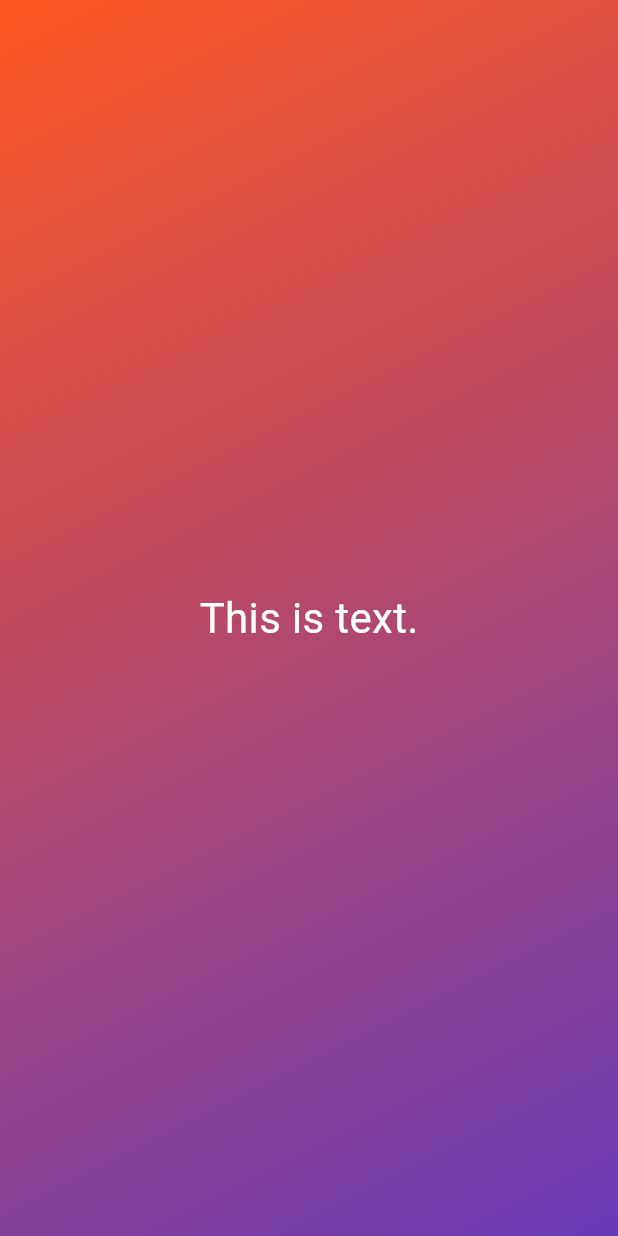
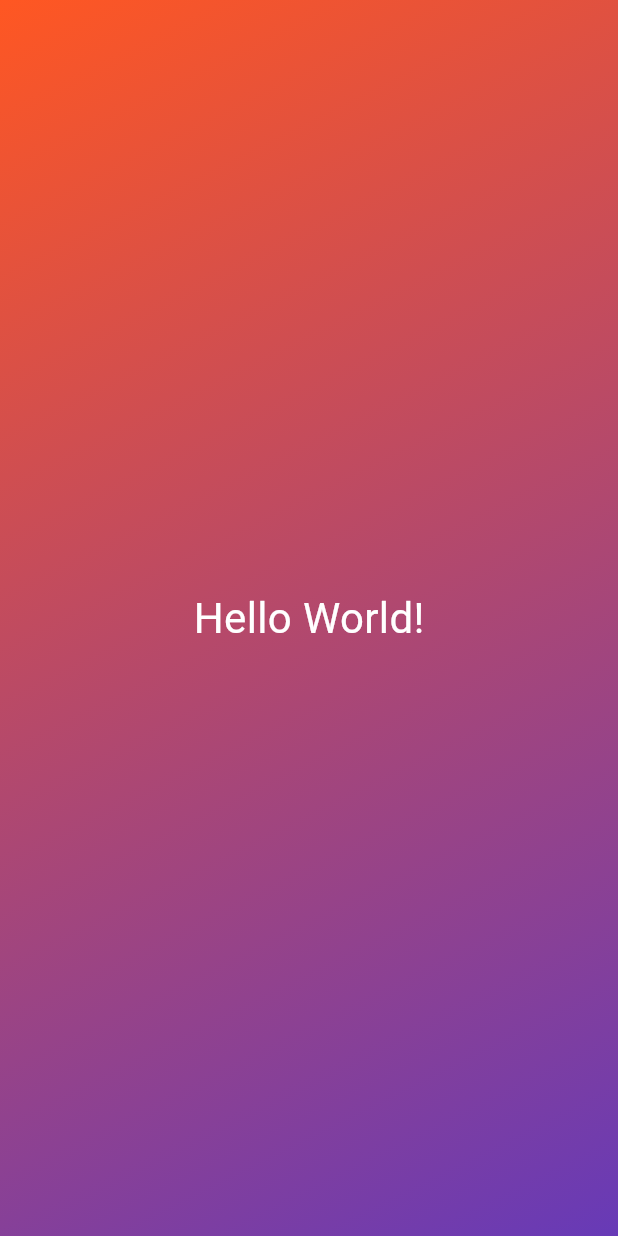
Before and after one commit to VladislavZhyliakov/rolling_dice, a Flutter app: the screen it shows after launch, on a phone screen of 412 x 824 dp. Run offline on Flutter 3.47's test engine with Material 3 defaults, Android fonts, the phone set to English and light mode, and no system bars.

Commit message:
Made StyledText more reusable.

```diff
--- a/lib/gradient_container.dart
+++ b/lib/gradient_container.dart
@@ -1,5 +1,8 @@
 import 'package:flutter/material.dart';
 import 'package:rolling_dice/styled_text.dart';
+
+const startAlignment = Alignment.topLeft;
+const endAlignment = Alignment.bottomRight;
 
 class GradientContainer extends StatelessWidget {
   const GradientContainer({super.key});
@@ -10,12 +13,12 @@ class GradientContainer extends StatelessWidget {
       decoration: const BoxDecoration(
         gradient: LinearGradient(
           colors: [Colors.deepOrange, Colors.deepPurple],
-          begin: Alignment.topLeft,
-          end: Alignment.bottomRight,
+          begin: startAlignment,
+          end: endAlignment,
         ),
       ),
       child: const Center(
-        child: StyledText(),
+        child: StyledText('Hello World!'),
       ),
     );
   }
--- a/lib/styled_text.dart
+++ b/lib/styled_text.dart
@@ -1,13 +1,15 @@
 import 'package:flutter/material.dart';
 
 class StyledText extends StatelessWidget {
-  const StyledText({super.key});
+  const StyledText(this.outputText, {super.key});
+
+  final String outputText;
 
   @override
   Widget build(context) {
-    return const Text(
-      'This is text.',
-      style: TextStyle(
+    return Text(
+      outputText,
+      style: const TextStyle(
         color: Colors.white,
         fontSize: 28,
       ),
```
